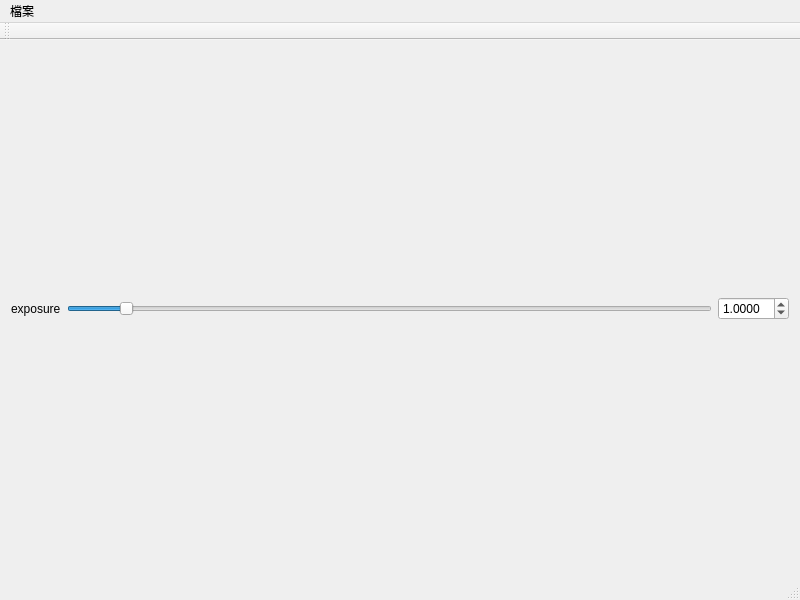
Before: the Qt Designer form QtGL/mainwindow.ui in nucleargod/QtGLShader, drawn with Qt 5.
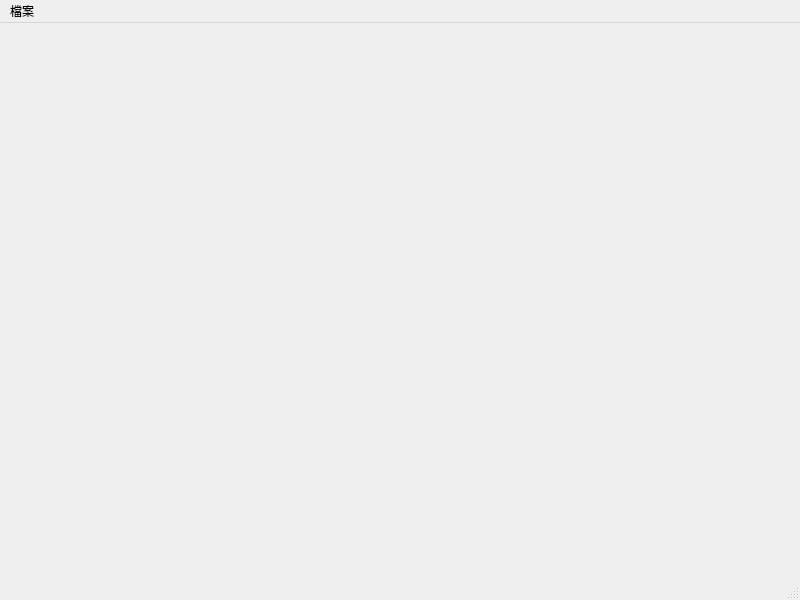
After: the same form once the commit is applied.

Patch:
```diff
--- a/QtGL/mainwindow.ui
+++ b/QtGL/mainwindow.ui
@@ -16,57 +16,7 @@
   <widget class="QWidget" name="centralWidget">
    <layout class="QHBoxLayout" name="horizontalLayout_2">
     <item>
-     <layout class="QVBoxLayout" name="rightVLayout">
-      <item>
-       <layout class="QHBoxLayout" name="horizontalLayout_4">
-        <item>
-         <widget class="QLabel" name="label">
-          <property name="minimumSize">
-           <size>
-            <width>50</width>
-            <height>0</height>
-           </size>
-          </property>
-          <property name="text">
-           <string>exposure</string>
-          </property>
-         </widget>
-        </item>
-        <item>
-         <widget class="QSlider" name="expoSlider">
-          <property name="minimum">
-           <number>1</number>
-          </property>
-          <property name="maximum">
-           <number>10000</number>
-          </property>
-          <property name="pageStep">
-           <number>100</number>
-          </property>
-          <property name="value">
-           <number>833</number>
-          </property>
-          <property name="orientation">
-           <enum>Qt::Horizontal</enum>
-          </property>
-         </widget>
-        </item>
-        <item>
-         <widget class="QDoubleSpinBox" name="expoField">
-          <property name="decimals">
-           <number>4</number>
-          </property>
-          <property name="singleStep">
-           <double>0.010000000000000</double>
-          </property>
-          <property name="value">
-           <double>1.000000000000000</double>
-          </property>
-         </widget>
-        </item>
-       </layout>
-      </item>
-     </layout>
+     <layout class="QVBoxLayout" name="rightVLayout"/>
     </item>
    </layout>
   </widget>
@@ -90,14 +40,6 @@
    </widget>
    <addaction name="menu"/>
   </widget>
-  <widget class="QToolBar" name="mainToolBar">
-   <attribute name="toolBarArea">
-    <enum>TopToolBarArea</enum>
-   </attribute>
-   <attribute name="toolBarBreak">
-    <bool>false</bool>
-   </attribute>
-  </widget>
   <widget class="QStatusBar" name="statusBar">
    <property name="acceptDrops">
     <bool>false</bool>
```
Left out of the diff: 40 changed lines with no effect on the pictures.
